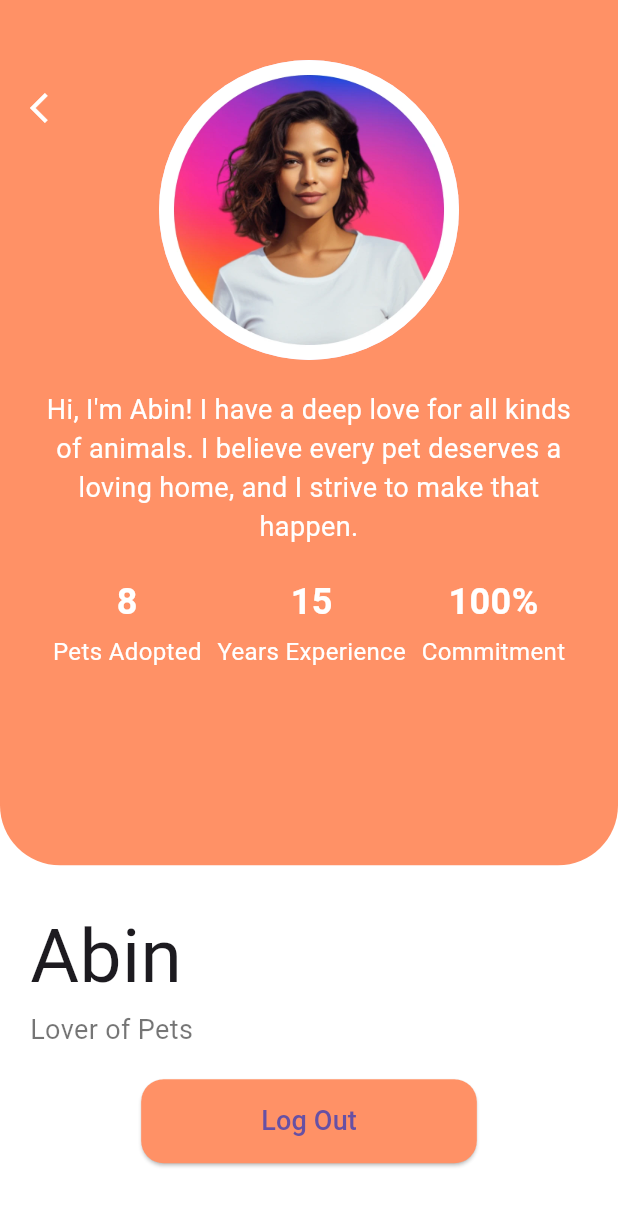
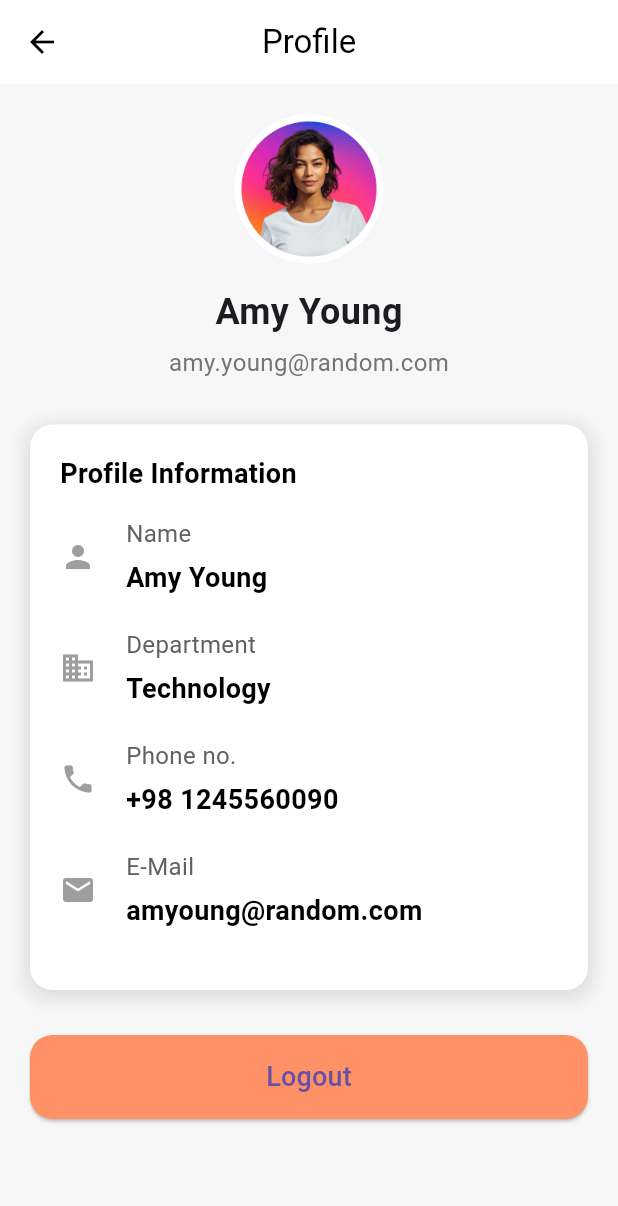
Before and after one commit to khachchab/pets-garden, a Flutter app: the ProfileScreen screen opened directly, on a phone screen of 412 x 824 dp. Shown: the top 1206 px of the screen. Run offline on Flutter 3.47's test engine with Material 3 defaults, Android fonts, the light colour scheme and no system bars; our stand-ins replace image_picker, shared_preferences; accounts and stored records are empty.

Commit message:
profile add

```diff
--- a/FO-pets-garden/lib/Screen/Profile/profile.dart
+++ b/FO-pets-garden/lib/Screen/Profile/profile.dart
@@ -9,56 +9,98 @@ class ProfileScreen extends StatelessWidget {
     Size size = MediaQuery.of(context).size;
 
     return Scaffold(
-      body: Stack(
+      backgroundColor: const Color(0xfff7f7f7), // Light background
+      appBar: AppBar(
+        backgroundColor: Colors.white,
+        elevation: 0,
+        leading: IconButton(
+          icon: Icon(Icons.arrow_back, color: Colors.black),
+          onPressed: () {
+            Navigator.of(context).pop();
+          },
+        ),
+        title: Text(
+          'Profile',
+          style: TextStyle(color: Colors.black),
+        ),
+        centerTitle: true,
+      ),
+      body: SingleChildScrollView(
+        child: Column(
           children: [
-          // Background Container
+            SizedBox(height: 20),
+            CircleAvatar(
+              radius: 50,
+              backgroundImage: AssetImage("images/profile.png"),
+            ),
+            SizedBox(height: 15),
+            Text(
+              "Amy Young", // User's name
+              style: TextStyle(
+                fontSize: 24,
+                fontWeight: FontWeight.bold,
+              ),
+            ),
+            SizedBox(height: 5),
+            Text(
+              "amy.young@random.com", // User's email
+              style: TextStyle(
+                fontSize: 16,
+                color: Colors.grey[600],
+              ),
+            ),
+            SizedBox(height: 30),
             Container(
+              margin: EdgeInsets.symmetric(horizontal: 20),
+              padding: EdgeInsets.all(20),
+              decoration: BoxDecoration(
                 color: Colors.white,
-            height: size.height,
-            width: size.width,
-            child: Padding(
-              padding: const EdgeInsets.symmetric(horizontal: 20),
+                borderRadius: BorderRadius.circular(15),
+                boxShadow: [
+                  BoxShadow(
+                    color: Colors.grey.withOpacity(0.3),
+                    spreadRadius: 3,
+                    blurRadius: 10,
+                    offset: Offset(0, 3),
+                  ),
+                ],
+              ),
               child: Column(
                 crossAxisAlignment: CrossAxisAlignment.start,
                 children: [
-                  SizedBox(height: size.height * 0.73),
-                  const Text(
-                    "Abin",
+                  Text(
+                    "Profile Information",
                     style: TextStyle(
-                      fontSize: 50,
+                      fontSize: 18,
+                      fontWeight: FontWeight.bold,
+                      color: Colors.black,
                     ),
                   ),
-                  const Text(
-                    "Lover of Pets",
-                    style: TextStyle(
-                      fontSize: 18,
-                      color: Colors.black54,
+                  SizedBox(height: 15),
+                  profileItem(Icons.person, "Name", "Amy Young"),
+                  profileItem(Icons.business, "Department", "Technology"),
+                  profileItem(Icons.phone, "Phone no.", "+98 1245560090"),
+                  profileItem(Icons.email, "E-Mail", "amyoung@random.com"),
+                ],
               ),
             ),
-                  const SizedBox(height: 20),
-                  Center(
+            SizedBox(height: 30),
+            Container(
+              margin: EdgeInsets.symmetric(horizontal: 20),
+              width: double.infinity,
               child: ElevatedButton(
                 onPressed: () {
-                        // Log out and navigate back to the LogIn screen
-                        Navigator.pushReplacement(
-                          context,
-                          MaterialPageRoute(
-                            builder: (context) => const LogInScreen(),
-                          ),
-                        );
+                  // Handle logout
                 },
                 style: ElevatedButton.styleFrom(
-                        padding: const EdgeInsets.symmetric(
-                          horizontal: 80,
-                          vertical: 15,
-                        ),
+                  padding: EdgeInsets.symmetric(vertical: 15),
                   shape: RoundedRectangleBorder(
                     borderRadius: BorderRadius.circular(15),
                   ),
                   backgroundColor: const Color(0xffFF9166),
                 ),
-                      child: const Text(
-                        "Log Out",
+                child: Text(
+                  "Logout",
                   style: TextStyle(fontSize: 18),
                 ),
               ),
@@ -66,98 +108,39 @@ class ProfileScreen extends StatelessWidget {
           ],
         ),
       ),
-          ),
-          // Top Container
-          Align(
-            alignment: Alignment.topCenter,
-            child: Container(
-              height: size.height * 0.7,
-              width: size.width,
-              decoration: const BoxDecoration(
-                color: Color(0xffFF9166),
-                borderRadius: BorderRadius.only(
-                  bottomLeft: Radius.circular(40),
-                  bottomRight: Radius.circular(40),
+    );
+  }
+
+  Widget profileItem(IconData icon, String title, String value) {
+    return Padding(
+      padding: const EdgeInsets.only(bottom: 20),
+      child: Row(
+        children: [
+          Icon(icon, color: Colors.grey),
+          SizedBox(width: 20),
+          Column(
+            crossAxisAlignment: CrossAxisAlignment.start,
+            children: [
+              Text(
+                title,
+                style: TextStyle(
+                  fontSize: 16,
+                  color: Colors.grey[700],
                 ),
               ),
-              child: Padding(
-                padding: const EdgeInsets.only(top: 40),
-                child: Column(
-                  children: [
-                    Center(
-                      child: CircleAvatar(
-                        radius: 100,
-                        backgroundImage: AssetImage("images/profile.png"),
-                      ),
-                    ),
-                    const SizedBox(height: 20),
-                    Padding(
-                      padding: const EdgeInsets.symmetric(horizontal: 30),
-                      child: Text(
-                        "Hi, I'm Abin! I have a deep love for all kinds of animals. I believe every pet deserves a loving home, and I strive to make that happen.",
-                        textAlign: TextAlign.center,
-                        style: const TextStyle(
+              SizedBox(height: 5),
+              Text(
+                value,
+                style: TextStyle(
                   fontSize: 18,
-                          color: Colors.white,
-                        ),
-                      ),
-                    ),
-                    const SizedBox(height: 20),
-                    Padding(
-                      padding: const EdgeInsets.symmetric(horizontal: 30),
-                      child: Row(
-                        mainAxisAlignment: MainAxisAlignment.spaceAround,
-                        children: [
-                          profileInfo("8", "Pets Adopted"),
-                          profileInfo("15", "Years Experience"),
-                          profileInfo("100%", "Commitment"),
-                        ],
+                  fontWeight: FontWeight.bold,
+                  color: Colors.black,
                 ),
               ),
             ],
-                ),
-              ),
-            ),
-          ),
-          // Back Button
-          Positioned(
-            top: 60,
-            left: 20,
-            child: GestureDetector(
-              onTap: () {
-                Navigator.pop(context);
-              },
-              child: const Icon(
-                Icons.arrow_back_ios,
-                color: Colors.white,
-              ),
-            ),
           ),
         ],
       ),
     );
   }
-
-  Column profileInfo(String value, String title) {
-    return Column(
-      children: [
-        Text(
-          value,
-          style: const TextStyle(
-            fontSize: 24,
-            fontWeight: FontWeight.bold,
-            color: Colors.white,
-          ),
-        ),
-        const SizedBox(height: 5),
-        Text(
-          title,
-          style: const TextStyle(
-            fontSize: 16,
-            color: Colors.white,
-          ),
-        ),
-      ],
-    );
 }
-}
```
Lines whose indentation alone changed are shown as unchanged.
